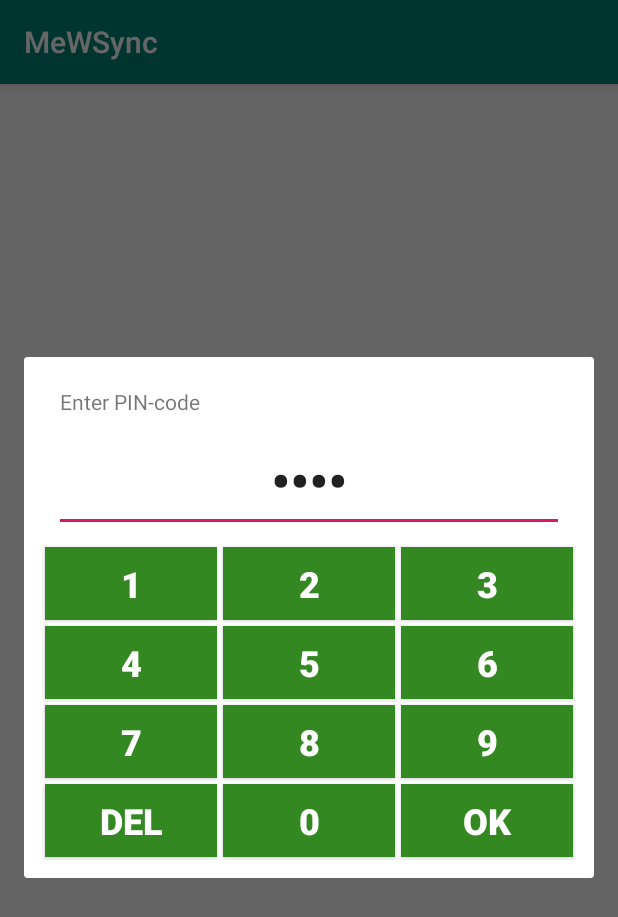
After one commit to konachan700/mew-temporary, an Android app: the fragment PinCodeDialogFragment shown on its own in the app's theme, on a phone screen of 412 x 824 dp. The commit adds this screen. Shown: the top 917 px of the screen. Run offline under Robolectric (Android 15) with nearby library versions, the phone set to English and light mode, and no system bars.

Commit message:
add pinpad

```diff
--- a/MeWSync/app/build.gradle
+++ b/MeWSync/app/build.gradle
@@ -33,8 +33,6 @@ dependencies {
 
     implementation "org.jetbrains.anko:anko:0.10.8"
 
-    implementation "com.github.douglasjunior.AndroidBluetoothLibrary:BluetoothLowEnergyLibrary:0.3.5"
-
     implementation 'ru.ztrap.iconics:core-ktx:1.0.3'
     implementation 'ru.ztrap.iconics:views-ktx:1.0.3'
     implementation 'com.mikepenz:google-material-typeface:3.0.1.3.original@aar'
--- a/MeWSync/app/src/main/java/com/mewhpm/mewsync/fragments/DeviceDiscoveryFragment.kt
+++ b/MeWSync/app/src/main/java/com/mewhpm/mewsync/fragments/DeviceDiscoveryDialogFragment.kt
@@ -26,7 +26,7 @@ import org.jetbrains.anko.support.v4.toast
 import java.util.concurrent.CopyOnWriteArrayList
 
 
-class DeviceDiscoveryFragment : DialogFragment() , RecyclerViewItemActionListener<BleDevice> {
+class DeviceDiscoveryDialogFragment : DialogFragment() , RecyclerViewItemActionListener<BleDevice> {
     var closeListener: () -> Unit = {}
 
     private var colorCounter = 0
@@ -46,7 +46,7 @@ class DeviceDiscoveryFragment : DialogFragment() , RecyclerViewItemActionListene
                     }
                 }
                 BleService.EXTRA_RESULT_CODE_ERROR -> {
-                    this@DeviceDiscoveryFragment.dismiss()
+                    this@DeviceDiscoveryDialogFragment.dismiss()
                 }
                 BleService.EXTRA_RESULT_CODE_IN_PROGRESS -> {
                     if (context == null) return
@@ -115,7 +115,7 @@ class DeviceDiscoveryFragment : DialogFragment() , RecyclerViewItemActionListene
         view.button.setCompoundDrawables(IconicsDrawable(context)
             .icon(GoogleMaterial.Icon.gmd_bluetooth).sizeDp(32).color(Color.WHITE),null,null,null)
         view.button.setOnClickListener {
-            this@DeviceDiscoveryFragment.dismiss()
+            this@DeviceDiscoveryDialogFragment.dismiss()
         }
 
         return view
@@ -131,7 +131,7 @@ class DeviceDiscoveryFragment : DialogFragment() , RecyclerViewItemActionListene
                 okButton {
                     _dao.addNew(context?.database, dev)
                     toast("Device added!")
-                    this@DeviceDiscoveryFragment.dismiss()
+                    this@DeviceDiscoveryDialogFragment.dismiss()
                 }
                 cancelButton {  }
             }.show()
--- a/MeWSync/app/src/main/java/com/mewhpm/mewsync/fragments/DevicesFragment.kt
+++ b/MeWSync/app/src/main/java/com/mewhpm/mewsync/fragments/DevicesFragment.kt
@@ -20,7 +20,6 @@ import com.mewhpm.mewsync.data.BleDevice
 import com.mikepenz.google_material_typeface_library.GoogleMaterial
 import com.mikepenz.iconics.IconicsDrawable
 import kotlinx.android.synthetic.main.device_disovery_fragment_item_list.*
-import kotlinx.android.synthetic.main.device_disovery_fragment_item_list.view.*
 import org.jetbrains.anko.cancelButton
 import org.jetbrains.anko.okButton
 import org.jetbrains.anko.support.v4.alert
@@ -29,7 +28,7 @@ import org.jetbrains.anko.support.v4.toast
 class DevicesFragment : Fragment(), RecyclerViewItemActionListener<BleDevice> {
     private val ACCESS_COARSE_LOCATION = 43
     private val _bluetoothAdapter = BluetoothAdapter.getDefaultAdapter()
-    private val _searchDialog = DeviceDiscoveryFragment()
+    private val _searchDialog = DeviceDiscoveryDialogFragment()
 
     override fun onRequestPermissionsResult(requestCode: Int, permissions: Array<String>, grantResults: IntArray) {
         if (!_bluetoothAdapter.isEnabled) {
--- /dev/null
+++ b/MeWSync/app/src/main/java/com/mewhpm/mewsync/fragments/PinCodeDialogFragment.kt
@@ -0,0 +1,28 @@
+package com.mewhpm.mewsync.fragments
+
+import android.app.Dialog
+import android.content.DialogInterface
+import android.os.Bundle
+import android.view.LayoutInflater
+import android.view.View
+import android.view.ViewGroup
+import androidx.fragment.app.DialogFragment
+import com.mewhpm.mewsync.R
+
+class PinCodeDialogFragment : DialogFragment() {
+    override fun onCreateView(inflater: LayoutInflater, container: ViewGroup?, savedInstanceState: Bundle?): View? {
+        val view = inflater.inflate(R.layout.pincode_fragment, container, false)
+
+        return view
+    }
+
+    override fun onDismiss(dialog: DialogInterface) {
+        super.onDismiss(dialog)
+    }
+
+    override fun onCreateDialog(savedInstanceState: Bundle?): Dialog {
+        val dialog = super.onCreateDialog(savedInstanceState)
+
+        return dialog
+    }
+}
--- a/MeWSync/app/src/main/res/layout/device_disovery_fragment_item_list.xml
+++ b/MeWSync/app/src/main/res/layout/device_disovery_fragment_item_list.xml
@@ -21,7 +21,7 @@
                 android:layout_marginRight="0dp"
                 android:layout_weight="1"
                 app:layoutManager="LinearLayoutManager"
-                tools:context=".fragments.DeviceDiscoveryFragment"
+                tools:context=".fragments.DeviceDiscoveryDialogFragment"
                 tools:listitem="@layout/device_disovery_fragment_item"/>
     </LinearLayout>
     <com.google.android.material.floatingactionbutton.FloatingActionButton
--- a/MeWSync/app/src/main/res/layout/mew_disovery_fragment_popup.xml
+++ b/MeWSync/app/src/main/res/layout/mew_disovery_fragment_popup.xml
@@ -14,7 +14,7 @@
             android:name="com.mewhpm.mewsync.fragments.DeviceDiscoveryFragment"
             android:layout_width="match_parent"
             android:layout_height="match_parent"
-            tools:context=".fragments.DeviceDiscoveryFragment"
+            tools:context=".fragments.DeviceDiscoveryDialogFragment"
             tools:listitem="@layout/device_disovery_fragment_item">
     </androidx.recyclerview.widget.RecyclerView>
     <Button
--- /dev/null
+++ b/MeWSync/app/src/main/res/layout/pincode_fragment.xml
@@ -0,0 +1,127 @@
+<?xml version="1.0" encoding="utf-8"?>
+<LinearLayout xmlns:android="http://schemas.android.com/apk/res/android"
+              android:orientation="vertical"
+              android:layout_width="match_parent"
+              android:layout_height="match_parent" android:padding="12dp">
+
+    <TextView
+            android:text="Enter PIN-code"
+            android:layout_width="match_parent"
+            android:layout_height="wrap_content" android:id="@+id/textView3" android:layout_marginTop="8dp"
+            android:layout_marginLeft="12dp" android:layout_marginRight="12dp"/>
+    <EditText
+            android:layout_width="match_parent"
+            android:layout_height="wrap_content"
+            android:inputType="numberPassword"
+            android:ems="10"
+            android:id="@+id/editText"
+            android:textStyle="bold" android:textSize="36sp"
+            android:gravity="center" android:text="1234" android:editable="false" android:layout_margin="8dp"
+            android:textIsSelectable="false" android:singleLine="true"/>
+    <LinearLayout
+            android:orientation="horizontal"
+            android:layout_width="match_parent"
+            android:layout_height="wrap_content">
+        <Button
+                android:text="1"
+                android:layout_width="wrap_content"
+                android:layout_height="wrap_content" android:id="@+id/button11" android:layout_weight="1"
+                android:layout_margin="2dp" android:textStyle="bold" android:textSize="24sp"
+                android:background="@color/colorBrandDark1" android:textColor="@color/colorWhite"
+                android:padding="8dp"/>
+        <Button
+                android:text="2"
+                android:layout_width="wrap_content"
+                android:layout_margin="2dp"
+                android:layout_height="wrap_content" android:id="@+id/button12" android:layout_weight="1"
+                android:textStyle="bold" android:textSize="24sp" android:background="@color/colorBrandDark1"
+                android:textColor="@color/colorWhite" android:padding="8dp"/>
+        <Button
+                android:text="3"
+                android:layout_width="wrap_content"
+                android:layout_margin="2dp"
+                android:layout_height="wrap_content" android:id="@+id/button13" android:layout_weight="1"
+                android:textStyle="bold" android:textSize="24sp" android:background="@color/colorBrandDark1"
+                android:textColor="@color/colorWhite" android:padding="8dp"/>
+    </LinearLayout>
+    <LinearLayout
+            android:orientation="horizontal"
+            android:layout_width="match_parent"
+            android:layout_height="wrap_content">
+        <Button
+                android:text="4"
+                android:layout_margin="2dp"
+                android:layout_width="wrap_content"
+                android:layout_height="wrap_content"
+                android:id="@+id/button21"
+                android:layout_weight="1" android:textStyle="bold" android:textSize="24sp"
+                android:background="@color/colorBrandDark1" android:textColor="@color/colorWhite"
+                android:padding="8dp"/>
+        <Button
+                android:text="5"
+                android:layout_margin="2dp"
+                android:layout_width="wrap_content"
+                android:layout_height="wrap_content" android:id="@+id/button22" android:layout_weight="1"
+                android:textStyle="bold" android:textSize="24sp" android:background="@color/colorBrandDark1"
+                android:textColor="@color/colorWhite" android:padding="8dp"/>
+        <Button
+                android:text="6"
+                android:layout_margin="2dp"
+                android:layout_width="wrap_content"
+                android:layout_height="wrap_content" android:id="@+id/button23" android:layout_weight="1"
+                android:textStyle="bold" android:textSize="24sp" android:background="@color/colorBrandDark1"
+                android:textColor="@color/colorWhite" android:padding="8dp"/>
+    </LinearLayout>
+    <LinearLayout
+            android:orientation="horizontal"
+            android:layout_width="match_parent"
+            android:layout_height="wrap_content">
+        <Button
+                android:text="7"
+                android:layout_margin="2dp"
+                android:layout_width="wrap_content"
+                android:layout_height="wrap_content" android:id="@+id/button31" android:layout_weight="1"
+                android:textStyle="bold" android:textSize="24sp" android:background="@color/colorBrandDark1"
+                android:textColor="@color/colorWhite" android:padding="8dp"/>
+        <Button
+                android:text="8"
+                android:layout_margin="2dp"
+                android:layout_width="wrap_content"
+                android:layout_height="wrap_content" android:id="@+id/button32" android:layout_weight="1"
+                android:textStyle="bold" android:textSize="24sp" android:background="@color/colorBrandDark1"
+                android:textColor="@color/colorWhite" android:padding="8dp"/>
+        <Button
+                android:text="9"
+                android:layout_margin="2dp"
+                android:layout_width="wrap_content"
+                android:layout_height="wrap_content" android:id="@+id/button33" android:layout_weight="1"
+                android:textStyle="bold" android:textSize="24sp" android:background="@color/colorBrandDark1"
+                android:textColor="@color/colorWhite" android:padding="8dp"/>
+    </LinearLayout>
+    <LinearLayout
+            android:orientation="horizontal"
+            android:layout_width="match_parent"
+            android:layout_height="wrap_content">
+        <Button
+                android:text="DEL"
+                android:layout_margin="2dp"
+                android:layout_width="wrap_content"
+                android:layout_height="wrap_content" android:id="@+id/button41" android:layout_weight="1"
+                android:textStyle="bold" android:textSize="24sp" android:background="@color/colorBrandDark1"
+                android:textColor="@color/colorWhite" android:padding="8dp"/>
+        <Button
+                android:text="0"
+                android:layout_margin="2dp"
+                android:layout_width="wrap_content"
+                android:layout_height="wrap_content" android:id="@+id/button42" android:layout_weight="1"
+                android:textStyle="bold" android:textSize="24sp" android:background="@color/colorBrandDark1"
+                android:textColor="@color/colorWhite" android:padding="8dp"/>
+        <Button
+                android:text="OK"
+                android:layout_margin="2dp"
+                android:layout_width="wrap_content"
+                android:layout_height="wrap_content" android:id="@+id/button43" android:layout_weight="1"
+                android:textStyle="bold" android:textSize="24sp" android:background="@color/colorBrandDark1"
+                android:textColor="@color/colorWhite" android:padding="8dp"/>
+    </LinearLayout>
+</LinearLayout>
--- a/MeWSync/app/src/main/res/values/colors.xml
+++ b/MeWSync/app/src/main/res/values/colors.xml
@@ -6,5 +6,5 @@
 
     <color name="colorBrand">#77dd55</color>
     <color name="colorBrandDark1">#338822</color>
-    <color name="colorWhite">#FFFFFF</color>
+    <color name="colorWhite">#ffffff</color>
 </resources>
--- a/MeWSync/build.gradle
+++ b/MeWSync/build.gradle
@@ -7,11 +7,11 @@ buildscript {
         jcenter()
     }
     dependencies {
-        classpath 'com.android.tools.build:gradle:3.3.0'
+        classpath 'com.android.tools.build:gradle:3.2.1'
         classpath "org.jetbrains.kotlin:kotlin-gradle-plugin:$kotlin_version"
 
         // NOTE: Do not place your application dependencies here; they belong
-        // in the individual module build.gradle files
+        // in the individual module
     }
 }
 
@@ -19,7 +19,6 @@ allprojects {
     repositories {
         google()
         jcenter()
-        maven { url "https://jitpack.io" }
     }
 }
 
```
